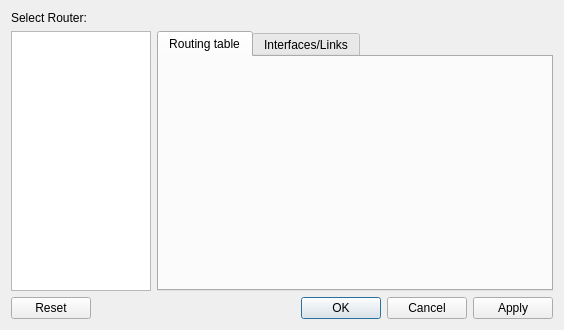
koppd/mt, file confRouter.ui: the form before one commit.
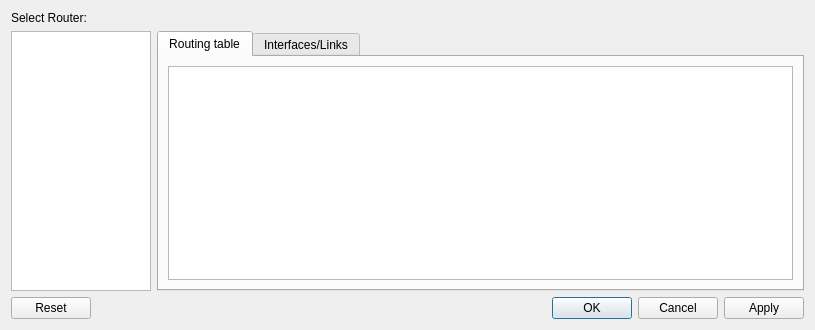
The form after the commit. The open tabs and pages were chosen to show the change.

Commit message: Zeige Routing Tabelle in der GUI an.

The edit to the form file:
```diff
--- a/confRouter.ui
+++ b/confRouter.ui
@@ -6,7 +6,7 @@
    <rect>
     <x>0</x>
     <y>0</y>
-    <width>564</width>
+    <width>815</width>
     <height>330</height>
    </rect>
   </property>
@@ -40,6 +40,18 @@
       <attribute name="title">
        <string>Routing table</string>
       </attribute>
+      <layout class="QGridLayout" name="gridLayout_3">
+       <item row="0" column="0">
+        <widget class="QPlainTextEdit" name="ptRoute">
+         <property name="font">
+          <font>
+           <family>Oxygen Mono</family>
+           <pointsize>9</pointsize>
+          </font>
+         </property>
+        </widget>
+       </item>
+      </layout>
      </widget>
      <widget class="QWidget" name="tab_2">
       <attribute name="title">
```
Left out of the diff: 2 changed lines with no effect on the pictures. The commit also changes 1 other file.
